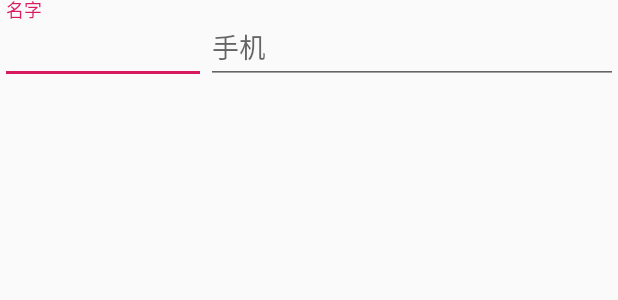
After one commit to Lipingchang/expressClient, an Android app: the layout activity_address_editor.xml on its own in the app's theme, with its tools: preview values and no code run, on a phone screen of 412 x 824 dp. The commit adds this screen. Shown: the top 300 px of the screen. Run offline under Robolectric (Android 15) with nearby library versions, the light colour scheme and no system bars.

Commit message:
doing address manager UI..

```diff
--- /dev/null
+++ b/app/src/main/res/layout/activity_address_editor.xml
@@ -0,0 +1,40 @@
+<?xml version="1.0" encoding="utf-8"?>
+<LinearLayout
+    xmlns:android="http://schemas.android.com/apk/res/android"
+    xmlns:app="http://schemas.android.com/apk/res-auto"
+    xmlns:tools="http://schemas.android.com/tools"
+    android:layout_width="match_parent"
+    android:layout_height="match_parent"
+    tools:context=".AddressEditorActivity">
+
+    <com.google.android.material.textfield.TextInputLayout
+        android:layout_width="0dp"
+        android:layout_weight="2"
+        android:layout_height="wrap_content">
+
+        <EditText
+            android:id="@+id/et_dstusername"
+            android:layout_width="match_parent"
+            android:layout_height="wrap_content"
+            android:hint="@string/prompt_username"
+            android:inputType="text"
+            android:maxLines="1"
+            android:singleLine="true" />
+
+    </com.google.android.material.textfield.TextInputLayout>
+    <com.google.android.material.textfield.TextInputLayout
+        android:layout_width="0dp"
+        android:layout_weight="4"
+        android:layout_height="wrap_content">
+
+        <EditText
+            android:id="@+id/et_dsttelephone"
+            android:layout_width="match_parent"
+            android:layout_height="wrap_content"
+            android:hint="@string/prompt_telephone"
+            android:inputType="phone"
+            android:maxLines="1"
+            android:singleLine="true" />
+
+    </com.google.android.material.textfield.TextInputLayout>
+</LinearLayout>
```
Also changed, not shown: app/src/main/AndroidManifest.xml (+11 -9 lines), app/src/main/java/com/example/expressclient/AddressEditorActivity.java (added, +14 -0 lines), app/src/main/java/com/example/expressclient/MapSelectActivity.java (+9 -2 lines), app/src/main/java/com/example/expressclient/bean/Address.java (+39 -0 lines).
